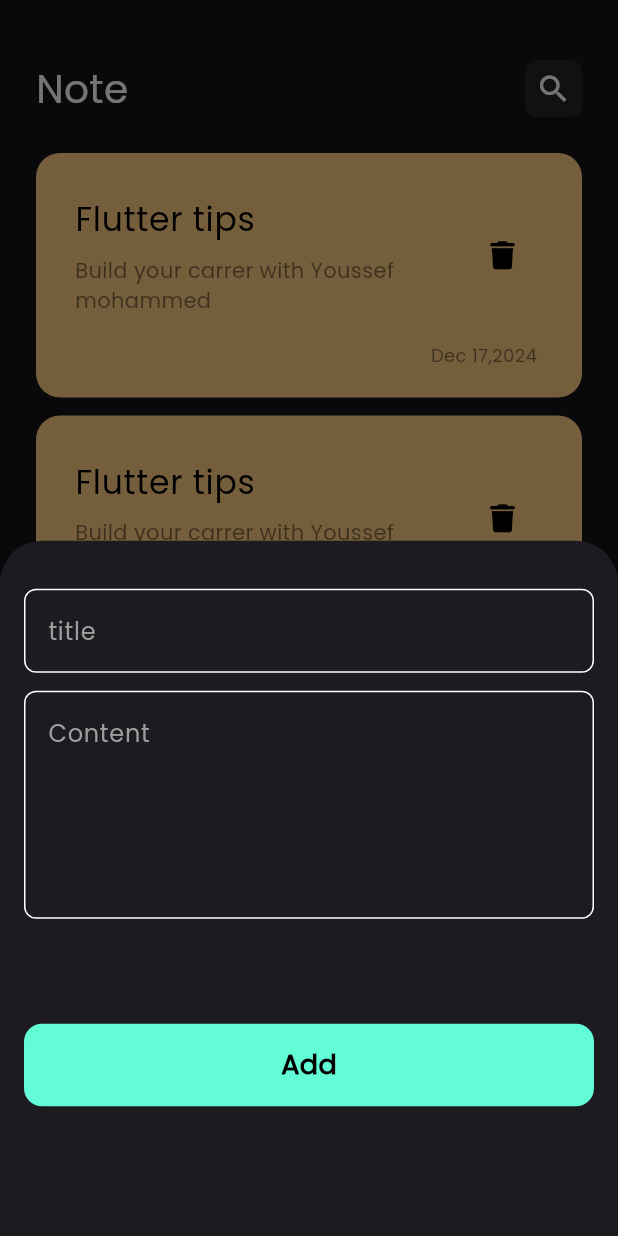
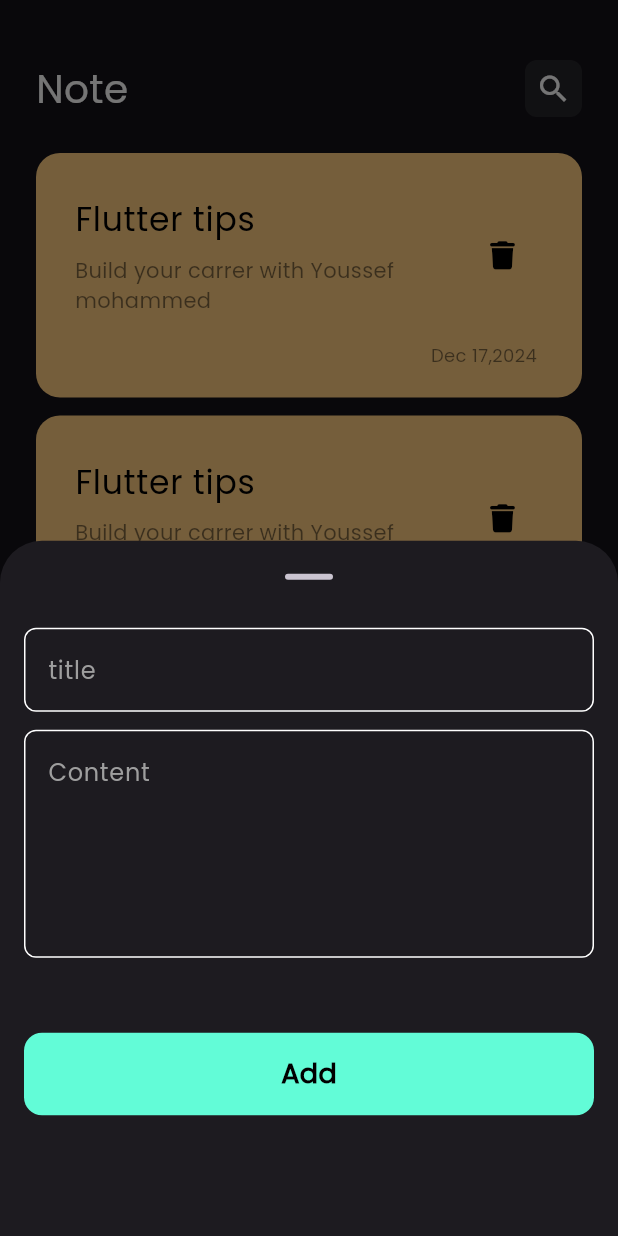
Before and after one commit to Youssef-mohammed13/note_app, a Flutter app: the screen it shows after launch, after a tap on the "add" icon, on a phone screen of 412 x 824 dp. Run offline on Flutter 3.47's test engine with Material 3 defaults, Android fonts, the phone set to English and light mode, and no system bars; our stand-ins replace font_awesome_flutter.

Commit message:
creat edit note view and edit note view body

```diff
--- a/lib/views/note_view.dart
+++ b/lib/views/note_view.dart
@@ -11,6 +11,7 @@ class note_view extends StatelessWidget {
         backgroundColor: Colors.blueGrey,
         onPressed: (){
           showModalBottomSheet(
+            showDragHandle: true,
             context: context, builder: (context){
             return const myModalBottomSheetBody();
           }
--- a/lib/views/widgets/NoteBottomSheetBody.dart
+++ b/lib/views/widgets/NoteBottomSheetBody.dart
@@ -11,12 +11,12 @@ class myModalBottomSheetBody extends StatelessWidget {
     return  Padding(
           padding: const EdgeInsets.symmetric(horizontal: 16),
           child: ListView(
-            children:  [
-              SizedBox(height: 32,),
+            children: [
+              SizedBox(height: 10,),
               CustomTextField(hint: "title",),
               SizedBox(height: 12,),
               CustomTextField(hint: "Content", maxlines: 5,),
-              SizedBox(height: 70,),
+              SizedBox(height: 50,),
               CustomButton(),
               SizedBox(height: 60,),
             ],
--- a/lib/views/widgets/customAppBar.dart
+++ b/lib/views/widgets/customAppBar.dart
@@ -1,13 +1,14 @@
 import 'package:flutter/material.dart';
 
 class CustomAppBar extends StatelessWidget {
-  const CustomAppBar({super.key});
-
+  const CustomAppBar({super.key, required this.title, required this.icon});
+  final String title;
+  final IconData icon ;
   @override
   Widget build(BuildContext context) {
     return  Row(
       children: [
-        const Text("Note" , style: TextStyle(color: Colors.white , fontSize: 26),),
+         Text("$title" , style: const TextStyle(color: Colors.white , fontSize: 26),),
         const Spacer(),
 
         Container(
@@ -17,7 +18,7 @@ class CustomAppBar extends StatelessWidget {
             color: Colors.white.withOpacity(0.08),
             borderRadius: BorderRadius.circular(8),
           ),
-          child: const Icon(Icons.search , size: 24,),
+          child:  Icon( icon , size: 24,),
         )
       ],
     );
--- a/lib/views/widgets/noteViewBody.dart
+++ b/lib/views/widgets/noteViewBody.dart
@@ -12,7 +12,7 @@ class NoteViewBody extends StatelessWidget {
       child: Column(
         children: const [
           SizedBox(height: 40,),
-          CustomAppBar(),
+          CustomAppBar( title: "Note", icon: Icons.search,),
           SizedBox(height: 10,),
           Expanded(child: noteItemListView()),
         ],
--- a/lib/views/widgets/note_item.dart
+++ b/lib/views/widgets/note_item.dart
@@ -1,12 +1,19 @@
 import 'package:flutter/material.dart';
 import 'package:font_awesome_flutter/font_awesome_flutter.dart';
+import 'package:note_app/views/EditeNote_View.dart';
 
 class note_item extends StatelessWidget {
   const note_item({super.key});
 
   @override
   Widget build(BuildContext context) {
-    return Container(
+    return GestureDetector(
+      onTap: (){
+        Navigator.push(context, MaterialPageRoute(builder: (context){
+          return Editenote_View();
+        }));
+      },
+      child: Container(
         margin: EdgeInsets.symmetric(vertical: 6),
         padding: const EdgeInsets.only( top: 20 , bottom: 20 , left: 10 , right: 5),
         decoration: BoxDecoration(
@@ -37,6 +44,7 @@ class note_item extends StatelessWidget {
             ),
           ],
         ),
+      ),
     );
   }
 }
```
Also changed, not shown: lib/views/EditeNote_View.dart (added, +14 -0 lines), lib/views/widgets/editNoteView_Body.dart (added, +25 -0 lines). Lines whose indentation alone changed are shown as unchanged.
